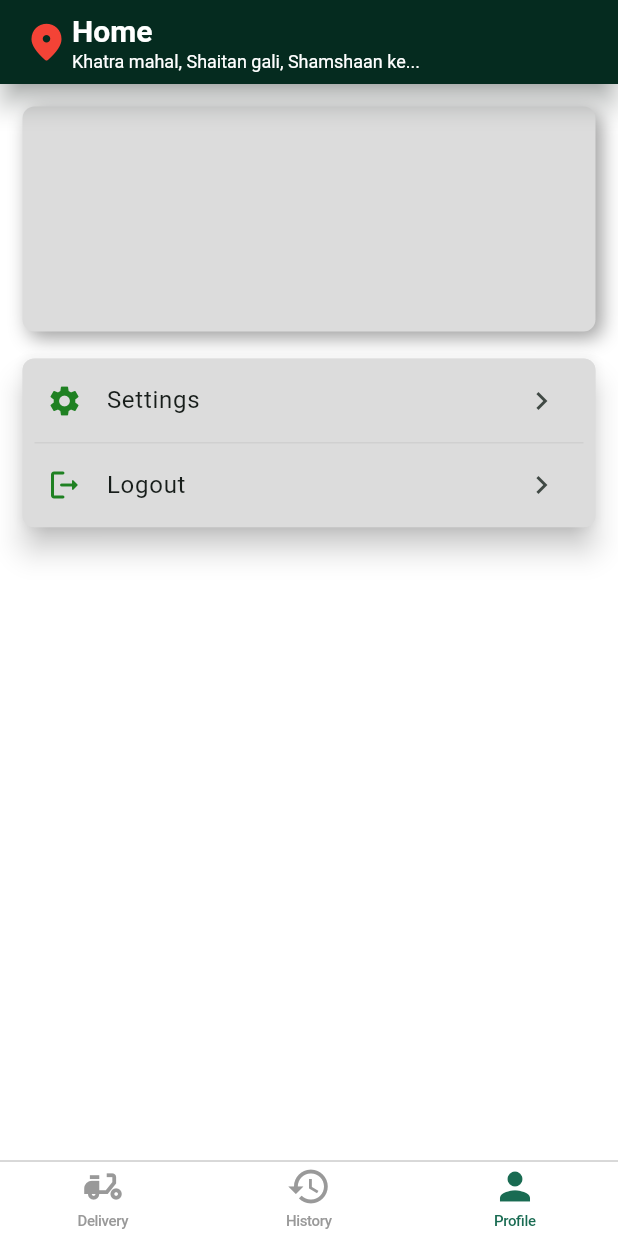
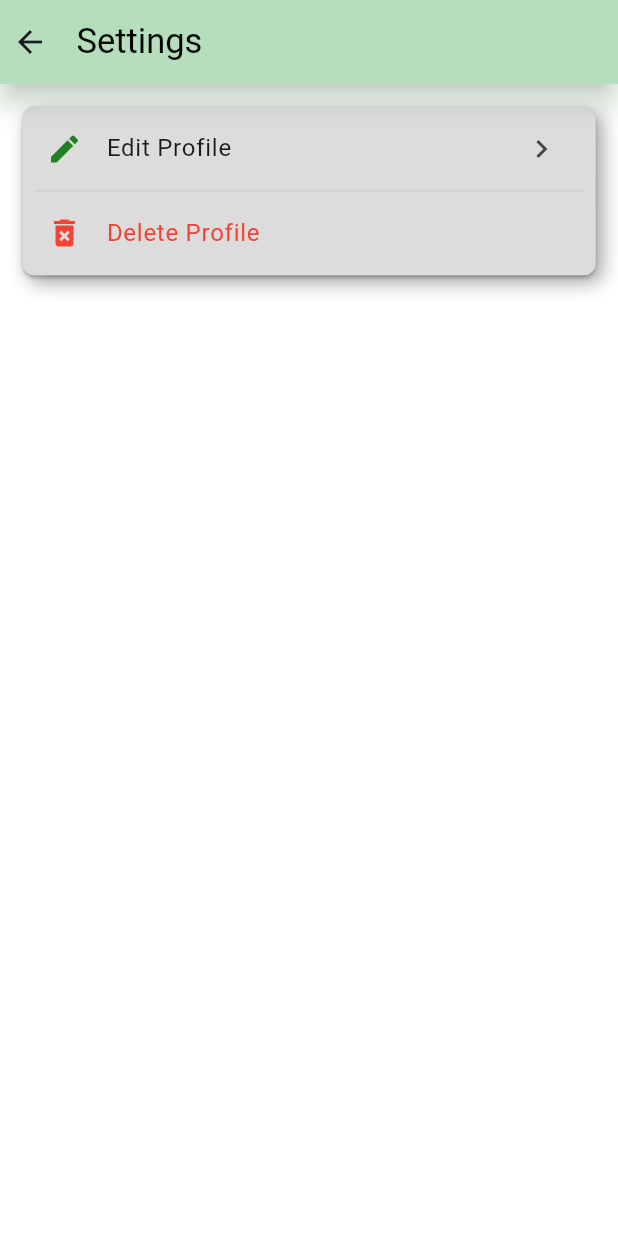
Before and after one commit to Prerak-J/JLDSSS_Customer_App, a Flutter app: the screen it shows once a user with an empty profile is signed in, item 3 of the bottom bar chosen, after a tap on "Settings", on a phone screen of 412 x 824 dp. Run offline on Flutter 3.47's test engine with Material 3 defaults, Android fonts, the phone set to English and light mode, and no system bars; our stand-ins replace cloud_firestore, firebase_auth, firebase_core; accounts and stored records are empty.

Commit message:
Sixth commit

```diff
--- a/lib/pages/delivery_page.dart
+++ b/lib/pages/delivery_page.dart
@@ -0,0 +1,41 @@
+import 'package:customer_app/utils/colors.dart';
+import 'package:customer_app/widgets/text_field_input.dart';
+import 'package:flutter/material.dart';
+
+class DeliveryScreen extends StatefulWidget {
+  const DeliveryScreen({super.key});
+
+  @override
+  State<DeliveryScreen> createState() => _DeliveryScreenState();
+}
+
+class _DeliveryScreenState extends State<DeliveryScreen> {
+  final TextEditingController _searchController = TextEditingController();
+  @override
+  void dispose() {
+    super.dispose();
+    _searchController.dispose();
+  }
+
+  @override
+  Widget build(BuildContext context) {
+    return Container(
+      padding: const EdgeInsets.symmetric(horizontal: 5, vertical: 5),
+      child: Column(
+        children: [
+          TextFieldInput(
+            icon: const Icon(
+              Icons.search,
+              color: appBarGreen,
+            ),
+            textEditingController: _searchController,
+            hintText: 'Search for a restaurant or a dish',
+            textInputType: TextInputType.text,
+          ),
+          const SizedBox(height: 250,),
+          const Center(child: Text('HOOOOMMEEE SCREEEENNN'),),
+        ],
+      ),
+    );
+  }
+}
--- a/lib/pages/home_page.dart
+++ b/lib/pages/home_page.dart
@@ -1,3 +1,4 @@
+import 'package:customer_app/pages/delivery_page.dart';
 import 'package:customer_app/pages/profile_page.dart';
 import 'package:customer_app/utils/colors.dart';
 import 'package:flutter/cupertino.dart';
@@ -83,14 +84,7 @@ class _HomeScreenState extends State<HomeScreen> {
         onPageChanged: onPageChanged,
         physics: const NeverScrollableScrollPhysics(),
         children: const [
-          Center(
-            child: Text(
-              'HOMMMEEEE SCREEEENNN',
-              style: TextStyle(
-                color: Colors.black,
-              ),
-            ),
-          ),
+          DeliveryScreen(),
           Center(
             child: Text(
               'HISTORRYYY SCREEEENNN',
--- a/lib/pages/profile_page.dart
+++ b/lib/pages/profile_page.dart
@@ -1,4 +1,5 @@
 import 'package:customer_app/pages/login_page.dart';
+import 'package:customer_app/pages/settings_page.dart';
 import 'package:customer_app/resources/auth_methods.dart';
 import 'package:customer_app/utils/colors.dart';
 import 'package:customer_app/utils/utils.dart';
@@ -16,6 +17,8 @@ class _ProfileScreenState extends State<ProfileScreen> {
   var _userData = {};
   String name = '';
   String email = '';
+  bool _isLoading = false;
+
   showAlertDialog() {
     // set up the buttons
     Widget cancelButton = TextButton(
@@ -78,10 +81,14 @@ class _ProfileScreenState extends State<ProfileScreen> {
   }
 
   void fetch() async {
+    setState(() {
+      _isLoading = true;
+    });
     _userData = (await AuthMethods().getUserData(
       FirebaseAuth.instance.currentUser!.uid,
     ))!;
     setState(() {
+      _isLoading = false;
       name = _userData['name'];
       email = _userData['email'];
     });
@@ -91,7 +98,13 @@ class _ProfileScreenState extends State<ProfileScreen> {
   Widget build(BuildContext context) {
     return Container(
       padding: const EdgeInsets.all(15),
-      child: Column(
+      child: _isLoading
+          ? const Center(
+              child: CircularProgressIndicator(
+                color: parrotGreen,
+              ),
+            )
+          : Column(
               children: [
                 Container(
                   width: double.infinity,
@@ -134,11 +147,22 @@ class _ProfileScreenState extends State<ProfileScreen> {
                   ),
                 ),
                 const SizedBox(height: 18),
-          Card(
+                Container(
+                  decoration: const BoxDecoration(
+                    borderRadius: BorderRadius.all(Radius.circular(8)),
+                    boxShadow: [
+                      BoxShadow(
+                        color: Colors.grey,
+                        blurRadius: 10.0,
+                        offset: Offset(4, 4),
+                      ),
+                    ],
+                    color: Color.fromARGB(255, 220, 220, 220),
+                  ),
+                  child: Card(
                     margin: const EdgeInsets.all(0),
                     color: lightGrey,
                     surfaceTintColor: lightGrey,
-            elevation: 8,
                     shape: RoundedRectangleBorder(
                       borderRadius: BorderRadius.circular(8),
                     ),
@@ -157,7 +181,12 @@ class _ProfileScreenState extends State<ProfileScreen> {
                             'Settings',
                           ),
                           trailing: const Icon(Icons.keyboard_arrow_right),
-                  onTap: () {},
+                          onTap: () => Navigator.push(
+                            context,
+                            MaterialPageRoute(
+                              builder: (context) => const SettingsScreen(),
+                            ),
+                          ),
                         ),
                         Container(
                           margin: const EdgeInsets.symmetric(horizontal: 8),
@@ -182,7 +211,8 @@ class _ProfileScreenState extends State<ProfileScreen> {
                         ),
                       ],
                     ),
-          )
+                  ),
+                ),
               ],
             ),
     );
--- /dev/null
+++ b/lib/pages/settings_page.dart
@@ -0,0 +1,115 @@
+import 'package:customer_app/utils/colors.dart';
+import 'package:flutter/material.dart';
+
+class SettingsScreen extends StatefulWidget {
+  const SettingsScreen({super.key});
+
+  @override
+  State<SettingsScreen> createState() => _SettingsScreenState();
+}
+
+class _SettingsScreenState extends State<SettingsScreen> {
+  @override
+  Widget build(BuildContext context) {
+    return Scaffold(
+      backgroundColor: Colors.white,
+      appBar: AppBar(
+        leadingWidth: 35,
+        elevation: 7,
+        shadowColor: lightGreen,
+        backgroundColor: lightGreen,
+        title: const Row(
+          children: [
+            // Icon(
+            //   Icons.settings,
+            //   color: appBarGreen,
+            //   size: 25,
+            // ),
+            // SizedBox(
+            //   width: 8,
+            // ),
+            Text(
+              "Settings",
+              style: TextStyle(
+                // fontWeight: FontWeight.bold,
+                color: Colors.black,
+                fontSize: 23,
+              ),
+            ),
+          ],
+        ),
+      ),
+      body: Container(
+        padding: const EdgeInsets.all(15),
+        child: Column(
+          children: [
+            Container(
+              decoration: const BoxDecoration(
+                borderRadius: BorderRadius.all(Radius.circular(8)),
+                boxShadow: [
+                  BoxShadow(
+                    color: Colors.grey,
+                    blurRadius: 10.0,
+                    offset: Offset(4, 4),
+                  ),
+                ],
+                color: Color.fromARGB(255, 220, 220, 220),
+              ),
+              child: Card(
+                margin: const EdgeInsets.all(0),
+                color: lightGrey,
+                surfaceTintColor: lightGrey,
+                shape: RoundedRectangleBorder(
+                  borderRadius: BorderRadius.circular(8),
+                ),
+                child: Column(
+                  children: [
+                    ListTile(
+                      shape: RoundedRectangleBorder(
+                        borderRadius: BorderRadius.circular(8),
+                      ),
+                      tileColor: lightGrey,
+                      leading: const Icon(
+                        Icons.edit,
+                        color: Color.fromARGB(255, 31, 129, 34),
+                      ),
+                      title: const Text(
+                        'Edit Profile',
+                      ),
+                      trailing: const Icon(Icons.keyboard_arrow_right),
+                      onTap: () {},
+                    ),
+                    Container(
+                      margin: const EdgeInsets.symmetric(horizontal: 8),
+                      width: double.infinity,
+                      height: 0.5,
+                      color: const Color.fromARGB(255, 196, 196, 196),
+                    ),
+                    ListTile(
+                      shape: RoundedRectangleBorder(
+                        borderRadius: BorderRadius.circular(8),
+                      ),
+                      tileColor: lightGrey,
+                      leading: const Icon(
+                        Icons.delete_forever,
+                        color: Colors.red,
+                      ),
+                      title: const Text(
+                        'Delete Profile',
+                        style: TextStyle(
+                          color: Colors.red,
+                        ),
+                      ),
+                      // trailing: const Icon(Icons.keyboard_arrow_right),
+                      onTap: () {},
+                    ),
+                  ],
+                ),
+              ),
+            ),
+          ],
+        ),
+      ),
+    );
+  }
+}
```
Lines whose indentation alone changed are shown as unchanged.
